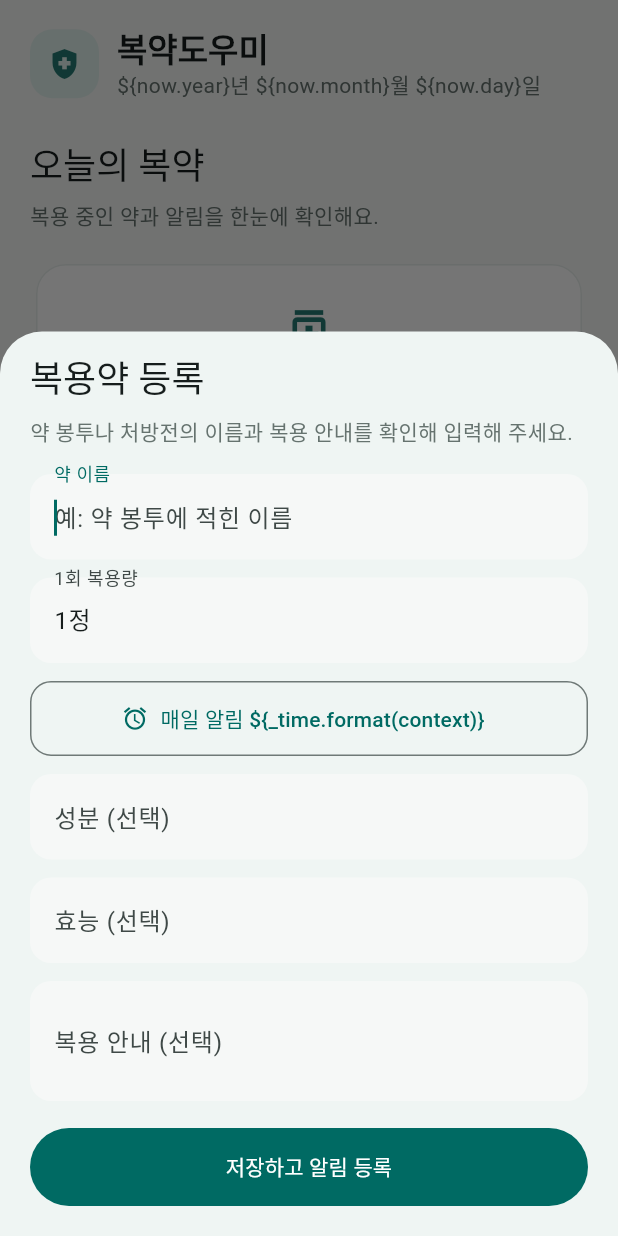
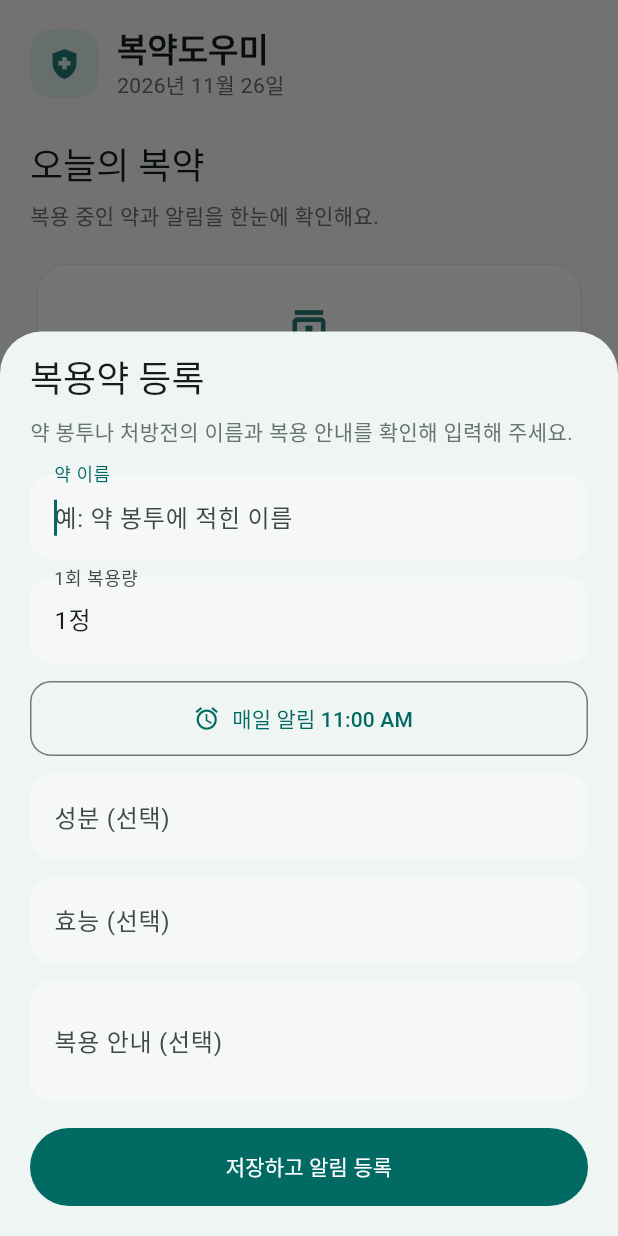
Before and after one commit to hyuckiii-real/my-pharmacy, a Flutter app: the screen it shows after launch, after a tap on "첫 약 등록하기", on a phone screen of 412 x 824 dp. Run offline on Flutter 3.47's test engine with Material 3 defaults, Android fonts, the phone set to English and light mode, and no system bars; our stand-ins replace flutter_local_notifications, flutter_timezone, shared_preferences, timezone.

Commit message:
Fix Dart string interpolation

```diff
--- a/lib/main.dart
+++ b/lib/main.dart
@@ -75,7 +75,7 @@ class Medication {
   final String instructions;
 
   String get timeLabel =>
-      '\${hour.toString().padLeft(2, '0')}:\${minute.toString().padLeft(2, '0')}';
+      '${hour.toString().padLeft(2, '0')}:${minute.toString().padLeft(2, '0')}';
 
   Map<String, Object?> toJson() => {
         'id': id,
@@ -142,8 +142,8 @@ class ReminderService {
 
     await _plugin.zonedSchedule(
       medicine.id,
-      '\${medicine.name} 복용 시간',
-      '\${medicine.dose} 복용할 시간이에요.',
+      '${medicine.name} 복용 시간',
+      '${medicine.dose} 복용할 시간이에요.',
       first,
       const NotificationDetails(
         android: AndroidNotificationDetails(
@@ -321,7 +321,7 @@ class _MedicationHomeState extends State<MedicationHome> {
               Text(medicine.name,
                   style: Theme.of(context).textTheme.headlineSmall),
               const SizedBox(height: 8),
-              Text('\${medicine.dose} · 매일 \${medicine.timeLabel}'),
+              Text('${medicine.dose} · 매일 ${medicine.timeLabel}'),
               const SizedBox(height: 18),
               _InfoLine(label: '성분', value: medicine.ingredient),
               _InfoLine(label: '효능', value: medicine.effect),
@@ -360,7 +360,7 @@ class TodayPage extends StatelessWidget {
   @override
   Widget build(BuildContext context) {
     final now = DateTime.now();
-    final date = '\${now.year}년 \${now.month}월 \${now.day}일';
+    final date = '${now.year}년 ${now.month}월 ${now.day}일';
     return ListView(
       padding: const EdgeInsets.fromLTRB(20, 18, 20, 28),
       children: [
@@ -593,11 +593,11 @@ class PharmacistPage extends StatelessWidget {
                       ],
                     ),
                     const SizedBox(height: 12),
-                    Text('1회 \${medicine.dose} · 매일 \${medicine.timeLabel}'),
+                    Text('1회 ${medicine.dose} · 매일 ${medicine.timeLabel}'),
                     if (medicine.ingredient.isNotEmpty)
-                      Text('성분: \${medicine.ingredient}'),
+                      Text('성분: ${medicine.ingredient}'),
                     if (medicine.instructions.isNotEmpty)
-                      Text('복용 안내: \${medicine.instructions}'),
+                      Text('복용 안내: ${medicine.instructions}'),
                   ],
                 ),
               ),
@@ -605,7 +605,7 @@ class PharmacistPage extends StatelessWidget {
           ),
         const SizedBox(height: 8),
         Text(
-          '등록 \${medicines.length}종 · \${now.year}.\${now.month.toString().padLeft(2, '0')}.\${now.day.toString().padLeft(2, '0')} 기준',
+          '등록 ${medicines.length}종 · ${now.year}.${now.month.toString().padLeft(2, '0')}.${now.day.toString().padLeft(2, '0')} 기준',
           textAlign: TextAlign.center,
           style: const TextStyle(color: Color(0xFF66736F), fontSize: 13),
         ),
@@ -709,7 +709,7 @@ class _AddMedicationSheetState extends State<AddMedicationSheet> {
             OutlinedButton.icon(
               onPressed: _chooseTime,
               icon: const Icon(Icons.alarm_outlined),
-              label: Text('매일 알림 \${_time.format(context)}'),
+              label: Text('매일 알림 ${_time.format(context)}'),
               style: OutlinedButton.styleFrom(
                 minimumSize: const Size.fromHeight(50),
                 shape: RoundedRectangleBorder(
@@ -833,7 +833,7 @@ class _MedicineCard extends StatelessWidget {
                     Text(medicine.name,
                         style: Theme.of(context).textTheme.titleMedium),
                     const SizedBox(height: 4),
-                    Text('\${medicine.dose} · 매일 \${medicine.timeLabel}',
+                    Text('${medicine.dose} · 매일 ${medicine.timeLabel}',
                         style: const TextStyle(color: Color(0xFF66736F))),
                   ],
                 ),
```
